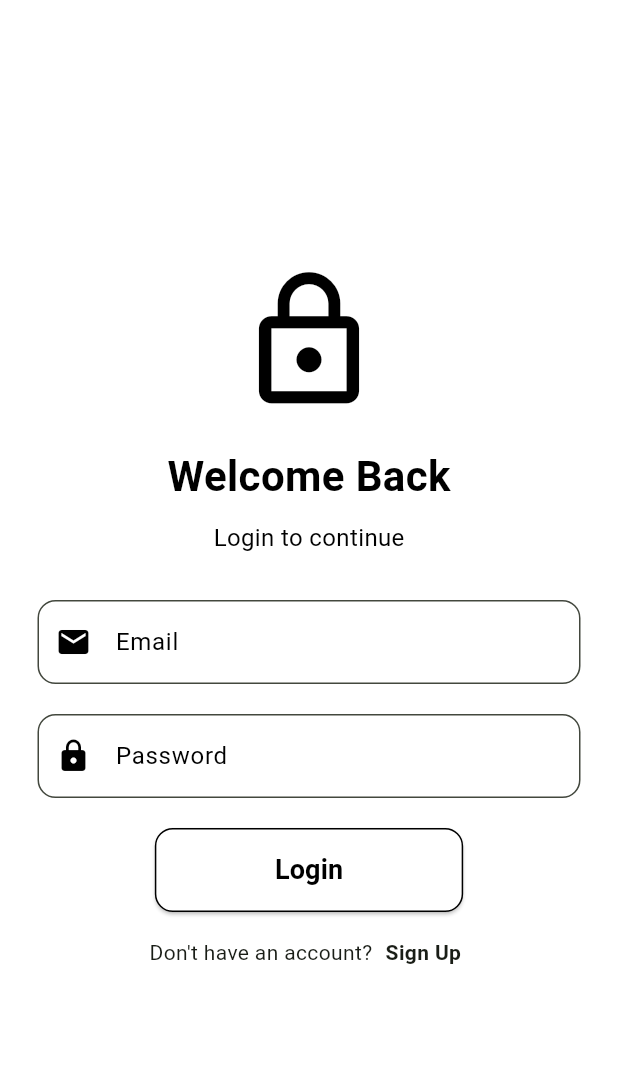
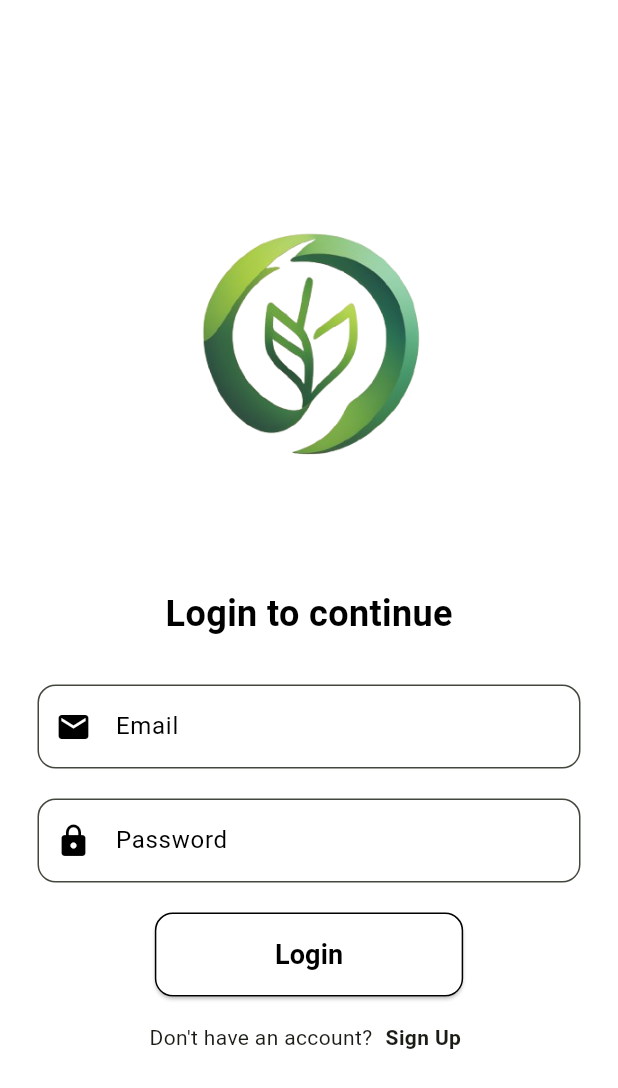
Before and after one commit to Shreesha001/EcoCircuit, a Flutter app: the screen it shows after launch, after a tap on "Login", on a phone screen of 412 x 824 dp. Shown: the top 1088 px of the screen. Run offline on Flutter 3.47's test engine with Material 3 defaults, Android fonts, the phone set to English and light mode, and no system bars; our stand-ins replace firebase_core; accounts and stored records are empty.

Commit message:
modify auth ui

```diff
--- a/lib/screens/login_screen.dart
+++ b/lib/screens/login_screen.dart
@@ -12,9 +12,9 @@ class _LoginScreenState extends State<LoginScreen> {
 
   @override
   void dispose() {
-    // TODO: implement dispose
     _emailController.dispose();
     _passwordController.dispose();
+    super.dispose();
   }
 
   void navigateToSignUp() {
@@ -28,29 +28,25 @@ class _LoginScreenState extends State<LoginScreen> {
     return Scaffold(
       backgroundColor: Colors.white,
       body: SafeArea(
+        child: SingleChildScrollView(
           child: Center(
             child: Padding(
               padding: const EdgeInsets.symmetric(horizontal: 25.0),
               child: Column(
-              mainAxisAlignment: MainAxisAlignment.center,
                 crossAxisAlignment: CrossAxisAlignment.center,
                 children: [
-                Icon(Icons.lock_outline, size: 100, color: Colors.black),
-                SizedBox(height: 20),
-                Text(
-                  "Welcome Back",
+                  SizedBox(height: MediaQuery.of(context).size.height * 0.1),
+                  Image.asset('assets/logo_without_bg.png', height: 300),
+                  const SizedBox(height: 10),
+                  const Text(
+                    "Login to continue",
                     style: TextStyle(
-                    fontSize: 28,
+                      fontSize: 24,
                       fontWeight: FontWeight.bold,
                       color: Colors.black,
                     ),
                   ),
-                SizedBox(height: 10),
-                Text(
-                  "Login to continue",
-                  style: TextStyle(fontSize: 16, color: Colors.black),
-                ),
-                SizedBox(height: 30),
+                  const SizedBox(height: 30),
                   TextField(
                     controller: _emailController,
                     decoration: InputDecoration(
@@ -84,9 +80,7 @@ class _LoginScreenState extends State<LoginScreen> {
                   ),
                   SizedBox(height: 20),
                   ElevatedButton(
-                  onPressed: () {
-                    // Handle login logic
-                  },
+                    onPressed: () {},
                     child: Text(
                       "Login",
                       style: TextStyle(
@@ -97,7 +91,10 @@ class _LoginScreenState extends State<LoginScreen> {
                     ),
                     style: ElevatedButton.styleFrom(
                       backgroundColor: Colors.white,
-                    padding: EdgeInsets.symmetric(horizontal: 80, vertical: 15),
+                      padding: EdgeInsets.symmetric(
+                        horizontal: 80,
+                        vertical: 15,
+                      ),
                       shape: RoundedRectangleBorder(
                         borderRadius: BorderRadius.circular(12),
                         side: BorderSide(color: Colors.black),
@@ -111,7 +108,6 @@ class _LoginScreenState extends State<LoginScreen> {
                       const Text("Don't have an account? "),
                       InkWell(
                         borderRadius: BorderRadius.circular(20),
-
                         onTap: navigateToSignUp,
                         child: Padding(
                           padding: const EdgeInsets.symmetric(
@@ -126,7 +122,9 @@ class _LoginScreenState extends State<LoginScreen> {
                       ),
                     ],
                   ),
+                  SizedBox(height: 20),
                 ],
+              ),
             ),
           ),
         ),
--- a/lib/screens/signup_screen.dart
+++ b/lib/screens/signup_screen.dart
@@ -44,9 +44,9 @@ class _SignUpScreenState extends State<SignUpScreen> {
                 mainAxisAlignment: MainAxisAlignment.center,
                 crossAxisAlignment: CrossAxisAlignment.center,
                 children: [
-                  Icon(Icons.person_outline, size: 100, color: Colors.black),
-                  SizedBox(height: 20),
-                  Text(
+                  // SizedBox(height: MediaQuery.of(context).size.height * 0.1),
+                  Image.asset('assets/logo_without_bg.png', height: 300),
+                  const Text(
                     "Create Account",
                     style: TextStyle(
                       fontSize: 28,
@@ -54,78 +54,78 @@ class _SignUpScreenState extends State<SignUpScreen> {
                       color: Colors.black,
                     ),
                   ),
-                  SizedBox(height: 10),
-                  Text(
+                  const SizedBox(height: 10),
+                  const Text(
                     "Sign up to get started",
                     style: TextStyle(fontSize: 16, color: Colors.black),
                   ),
-                  SizedBox(height: 30),
+                  const SizedBox(height: 30),
                   TextField(
                     controller: _nameController,
                     decoration: InputDecoration(
                       filled: true,
                       fillColor: Colors.white,
                       labelText: "Full Name",
-                      labelStyle: TextStyle(color: Colors.black),
+                      labelStyle: const TextStyle(color: Colors.black),
                       border: OutlineInputBorder(
                         borderRadius: BorderRadius.circular(12),
-                        borderSide: BorderSide(color: Colors.black),
+                        borderSide: const BorderSide(color: Colors.black),
                       ),
-                      prefixIcon: Icon(Icons.person, color: Colors.black),
+                      prefixIcon: const Icon(Icons.person, color: Colors.black),
                     ),
                   ),
-                  SizedBox(height: 20),
+                  const SizedBox(height: 20),
                   TextField(
                     controller: _phoneController,
                     decoration: InputDecoration(
                       filled: true,
                       fillColor: Colors.white,
                       labelText: "Phone Number",
-                      labelStyle: TextStyle(color: Colors.black),
+                      labelStyle: const TextStyle(color: Colors.black),
                       border: OutlineInputBorder(
                         borderRadius: BorderRadius.circular(12),
-                        borderSide: BorderSide(color: Colors.black),
+                        borderSide: const BorderSide(color: Colors.black),
                       ),
-                      prefixIcon: Icon(Icons.phone, color: Colors.black),
+                      prefixIcon: const Icon(Icons.phone, color: Colors.black),
                     ),
                     keyboardType: TextInputType.phone,
                   ),
-                  SizedBox(height: 20),
+                  const SizedBox(height: 20),
                   TextField(
                     controller: _emailController,
                     decoration: InputDecoration(
                       filled: true,
                       fillColor: Colors.white,
                       labelText: "Email",
-                      labelStyle: TextStyle(color: Colors.black),
+                      labelStyle: const TextStyle(color: Colors.black),
                       border: OutlineInputBorder(
                         borderRadius: BorderRadius.circular(12),
-                        borderSide: BorderSide(color: Colors.black),
+                        borderSide: const BorderSide(color: Colors.black),
                       ),
-                      prefixIcon: Icon(Icons.email, color: Colors.black),
+                      prefixIcon: const Icon(Icons.email, color: Colors.black),
                     ),
                     keyboardType: TextInputType.emailAddress,
                   ),
-                  SizedBox(height: 20),
+                  const SizedBox(height: 20),
                   TextField(
                     controller: _passwordController,
                     decoration: InputDecoration(
                       filled: true,
                       fillColor: Colors.white,
                       labelText: "Password",
-                      labelStyle: TextStyle(color: Colors.black),
+                      labelStyle: const TextStyle(color: Colors.black),
                       border: OutlineInputBorder(
                         borderRadius: BorderRadius.circular(12),
-                        borderSide: BorderSide(color: Colors.black),
+                        borderSide: const BorderSide(color: Colors.black),
                       ),
-                      prefixIcon: Icon(Icons.lock, color: Colors.black),
+                      prefixIcon: const Icon(Icons.lock, color: Colors.black),
                     ),
                     obscureText: true,
                   ),
-                  SizedBox(height: 20),
+                  const SizedBox(height: 20),
                   ElevatedButton(
                     onPressed: () {},
-                    child: Text(
+                    child: const Text(
                       "Sign Up",
                       style: TextStyle(
                         fontSize: 18,
@@ -141,11 +141,11 @@ class _SignUpScreenState extends State<SignUpScreen> {
                       ),
                       shape: RoundedRectangleBorder(
                         borderRadius: BorderRadius.circular(12),
-                        side: BorderSide(color: Colors.black),
+                        side: const BorderSide(color: Colors.black),
                       ),
                     ),
                   ),
-                  SizedBox(height: 15),
+                  const SizedBox(height: 15),
                   Row(
                     mainAxisAlignment: MainAxisAlignment.center,
                     children: [
@@ -154,12 +154,12 @@ class _SignUpScreenState extends State<SignUpScreen> {
                         borderRadius: BorderRadius.circular(20),
 
                         onTap: navigateToLogin,
-                        child: Padding(
-                          padding: const EdgeInsets.symmetric(
+                        child: const Padding(
+                          padding: EdgeInsets.symmetric(
                             horizontal: 5,
                             vertical: 2,
                           ),
-                          child: const Text(
+                          child: Text(
                             "Login",
                             style: TextStyle(fontWeight: FontWeight.bold),
                           ),
```
Also changed, not shown: pubspec.yaml (+6 -12 lines). Lines whose indentation alone changed are shown as unchanged.
